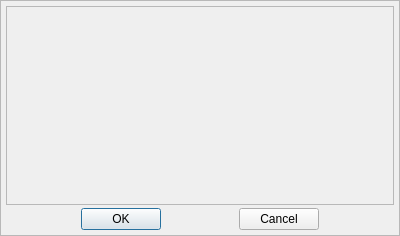
Old version of the form widget/editor/qwmrecordsinglestepselector.ui in the repository alleindrach/QWellMan.
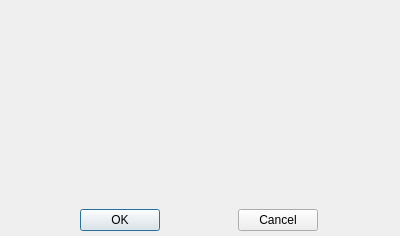
New version of the form.

Diff of the .ui file:
```diff
--- a/widget/editor/qwmrecordsinglestepselector.ui
+++ b/widget/editor/qwmrecordsinglestepselector.ui
@@ -35,10 +35,13 @@
       <bool>true</bool>
      </property>
      <property name="frameShape">
-      <enum>QFrame::StyledPanel</enum>
+      <enum>QFrame::NoFrame</enum>
      </property>
      <property name="frameShadow">
-      <enum>QFrame::Raised</enum>
+      <enum>QFrame::Plain</enum>
+     </property>
+     <property name="lineWidth">
+      <number>0</number>
      </property>
      <layout class="QVBoxLayout" name="verticalLayout" stretch="10,1">
       <property name="spacing">
@@ -59,10 +62,13 @@
       <item>
        <widget class="QFrame" name="frameInner">
         <property name="frameShape">
-         <enum>QFrame::StyledPanel</enum>
+         <enum>QFrame::NoFrame</enum>
         </property>
         <property name="frameShadow">
-         <enum>QFrame::Raised</enum>
+         <enum>QFrame::Plain</enum>
+        </property>
+        <property name="lineWidth">
+         <number>0</number>
         </property>
        </widget>
       </item>
```
